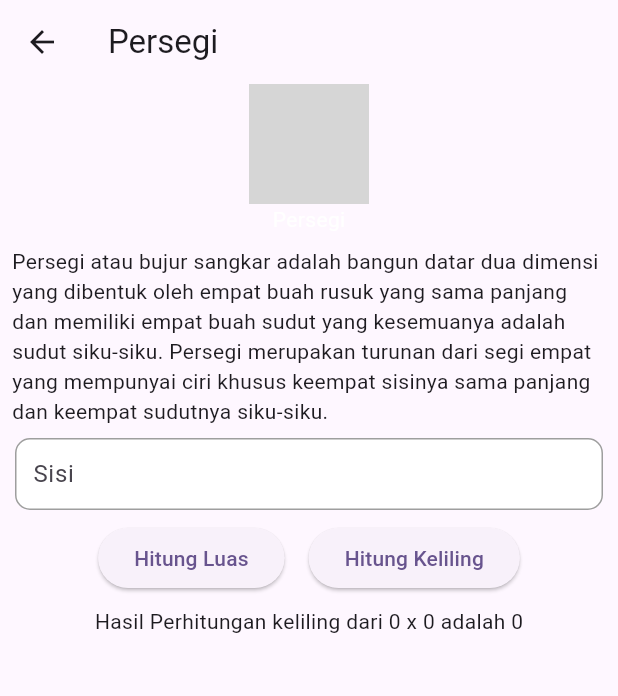
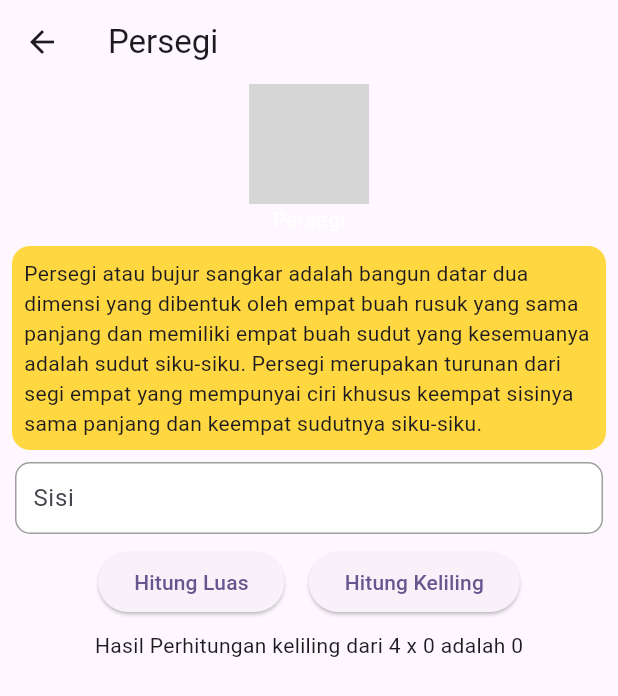
Before and after one commit to 1amrzy/project_flutter29, a Flutter app: the PersegiPage screen opened directly, after a tap on "Hitung Keliling", on a phone screen of 412 x 824 dp. Shown: the top 696 px of the screen. Run offline on Flutter 3.47's test engine with Material 2 defaults, Android fonts, the phone set to English and light mode, and no system bars; our stand-ins replace get; grey boxes are pictures that could not be loaded.

Commit message:
membuat page persegi -menambah decoration

```diff
--- a/lib/controller/persegi_controller.dart
+++ b/lib/controller/persegi_controller.dart
@@ -11,6 +11,6 @@ class PersegiController extends GetxController{
 
   void hitungKeliling(){
     int hitungkel = 4*sisi;
-    hasil.value = "Hasil Perhitungan keliling dari $sisi x $sisi adalah $hitungkel";
+    hasil.value = "Hasil Perhitungan keliling dari 4 x $sisi adalah $hitungkel";
   }
 }
--- a/lib/page/persegi_page.dart
+++ b/lib/page/persegi_page.dart
@@ -15,7 +15,11 @@ final PersegiController _persegiController= Get.put(PersegiController());
           Text("Persegi",style: TextStyle(
               color: Colors.white),
           ),
-          Padding(
+          Container(
+            decoration: BoxDecoration(
+              color: Colors.amberAccent.shade200,borderRadius: BorderRadius.all(Radius.circular(12))
+            ),
+            margin: const EdgeInsets.all(8.0),
             padding: const EdgeInsets.all(8.0),
             child: Text("Persegi atau bujur sangkar adalah bangun datar dua dimensi yang dibentuk oleh empat "
                 "buah rusuk yang sama panjang dan memiliki empat buah sudut yang kesemuanya adalah sudut "
```
